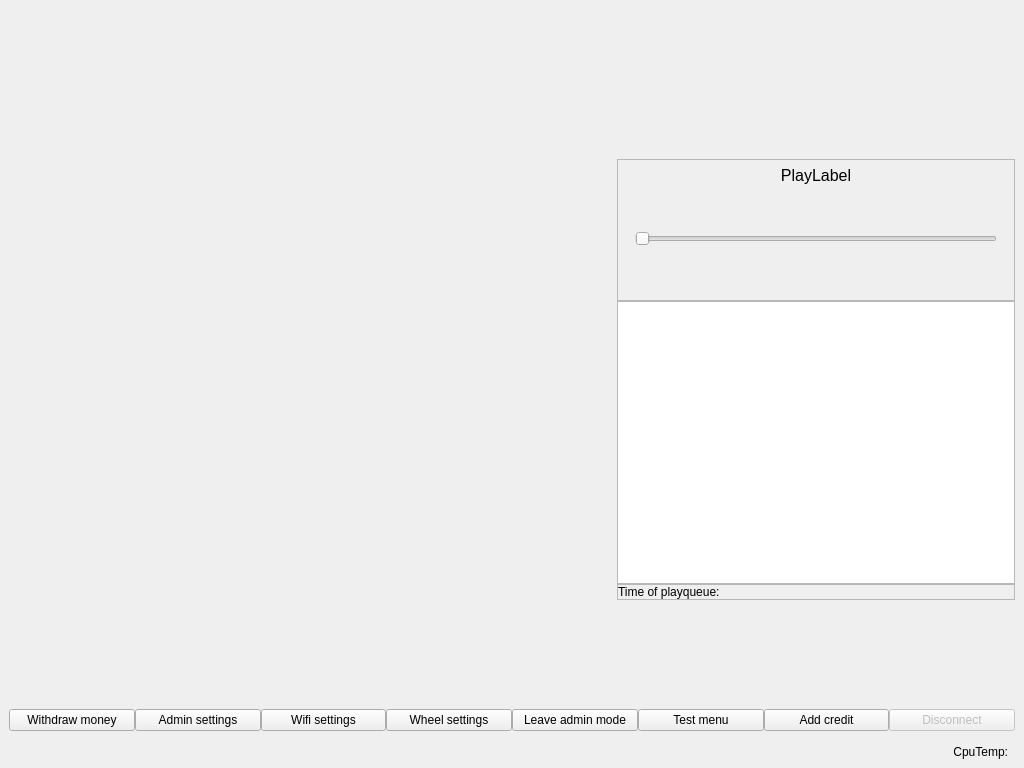
The window that blue-app/ui/MainWindow.ui (matus-u/sz-bluetooth) describes before a commit, drawn with Qt 5.
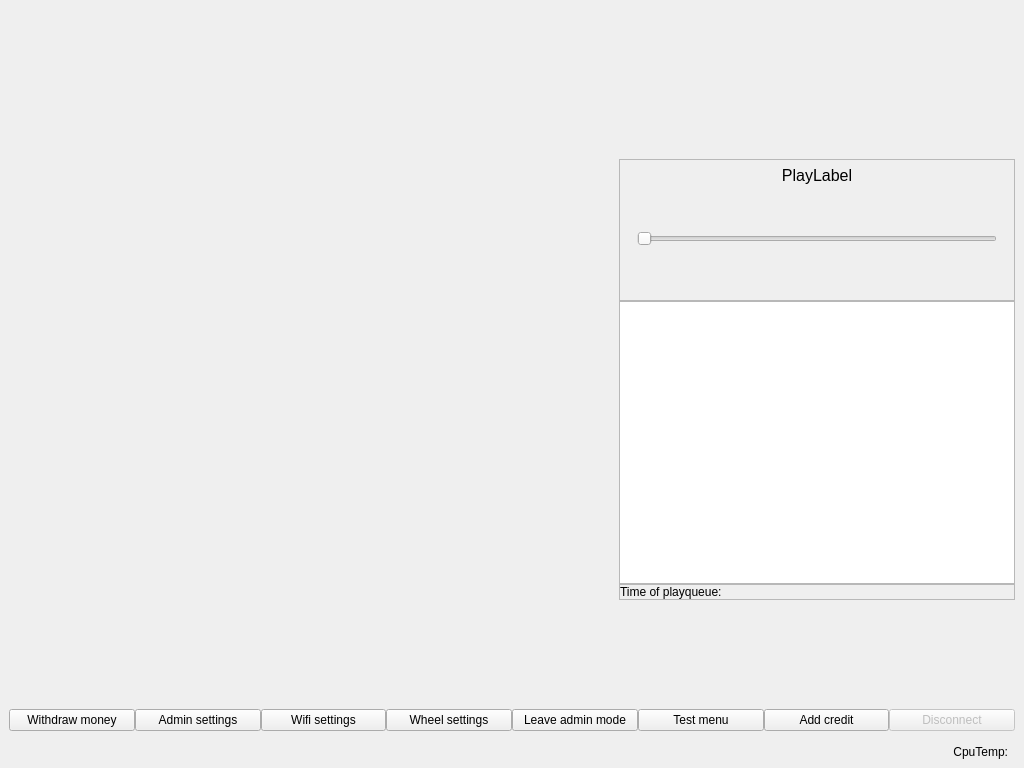
The same window after the commit. The open tabs and pages were chosen to show the change.

Commit message: add containers for scan widgets

Diff of the .ui file:
```diff
--- a/blue-app/ui/MainWindow.ui
+++ b/blue-app/ui/MainWindow.ui
@@ -241,6 +241,9 @@
      <layout class="QVBoxLayout" name="verticalLayout_18" stretch="8,1">
       <item>
        <layout class="QHBoxLayout" name="horizontalLayout_15" stretch="3,2">
+        <property name="leftMargin">
+         <number>6</number>
+        </property>
         <item>
          <widget class="QStackedWidget" name="stackedWidget">
           <property name="currentIndex">
@@ -329,6 +332,21 @@
           </widget>
           <widget class="QWidget" name="stackedWidgetPage2">
            <layout class="QVBoxLayout" name="verticalLayout_12">
+            <property name="spacing">
+             <number>0</number>
+            </property>
+            <property name="leftMargin">
+             <number>10</number>
+            </property>
+            <property name="topMargin">
+             <number>0</number>
+            </property>
+            <property name="rightMargin">
+             <number>10</number>
+            </property>
+            <property name="bottomMargin">
+             <number>0</number>
+            </property>
             <item>
              <widget class="QLabel" name="scanInfoLabel">
               <property name="sizePolicy">
```
Left out of the diff: 128 changed lines with no effect on the pictures. The commit also changes 2 other files.
